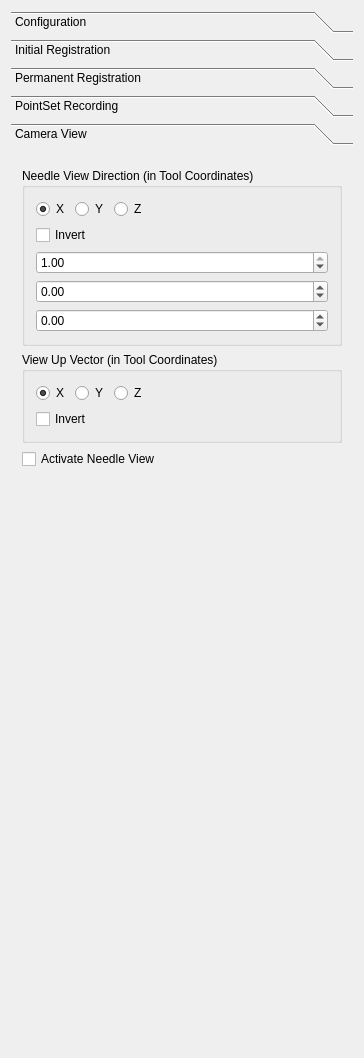
Old version of the form Plugins/org.mitk.gui.qt.igtexamples/src/internal/QmitkIGTTrackingLabViewControls.ui in the repository alaansheikhani/MITK.
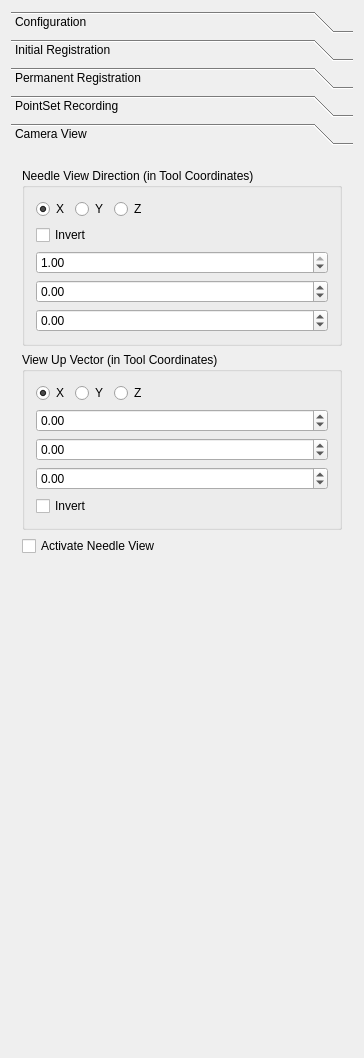
New version of the form. Custom widgets are drawn as their Qt base class.

Commit message: Adding View-up vector as double spinbox

```diff
--- a/Plugins/org.mitk.gui.qt.igtexamples/src/internal/QmitkIGTTrackingLabViewControls.ui
+++ b/Plugins/org.mitk.gui.qt.igtexamples/src/internal/QmitkIGTTrackingLabViewControls.ui
@@ -547,6 +547,48 @@
             </item>
            </layout>
           </item>
+          <item>
+           <widget class="QDoubleSpinBox" name="m_viewX">
+            <property name="minimum">
+             <double>-1.000000000000000</double>
+            </property>
+            <property name="maximum">
+             <double>1.000000000000000</double>
+            </property>
+            <property name="singleStep">
+             <double>0.100000000000000</double>
+            </property>
+           </widget>
+          </item>
+          <item>
+           <widget class="QDoubleSpinBox" name="m_viewY">
+            <property name="minimum">
+             <double>-1.000000000000000</double>
+            </property>
+            <property name="maximum">
+             <double>1.000000000000000</double>
+            </property>
+            <property name="singleStep">
+             <double>0.100000000000000</double>
+            </property>
+           </widget>
+          </item>
+          <item>
+           <widget class="QDoubleSpinBox" name="m_viewZ">
+            <property name="minimum">
+             <double>-1.000000000000000</double>
+            </property>
+            <property name="maximum">
+             <double>1.000000000000000</double>
+            </property>
+            <property name="singleStep">
+             <double>0.100000000000000</double>
+            </property>
+            <property name="value">
+             <double>0.000000000000000</double>
+            </property>
+           </widget>
+          </item>
           <item>
            <widget class="QCheckBox" name="m_NeedleUpInvert">
             <property name="text">
```
Left out of the diff: 2 changed lines with no effect on the pictures. The commit also changes 2 other files.
